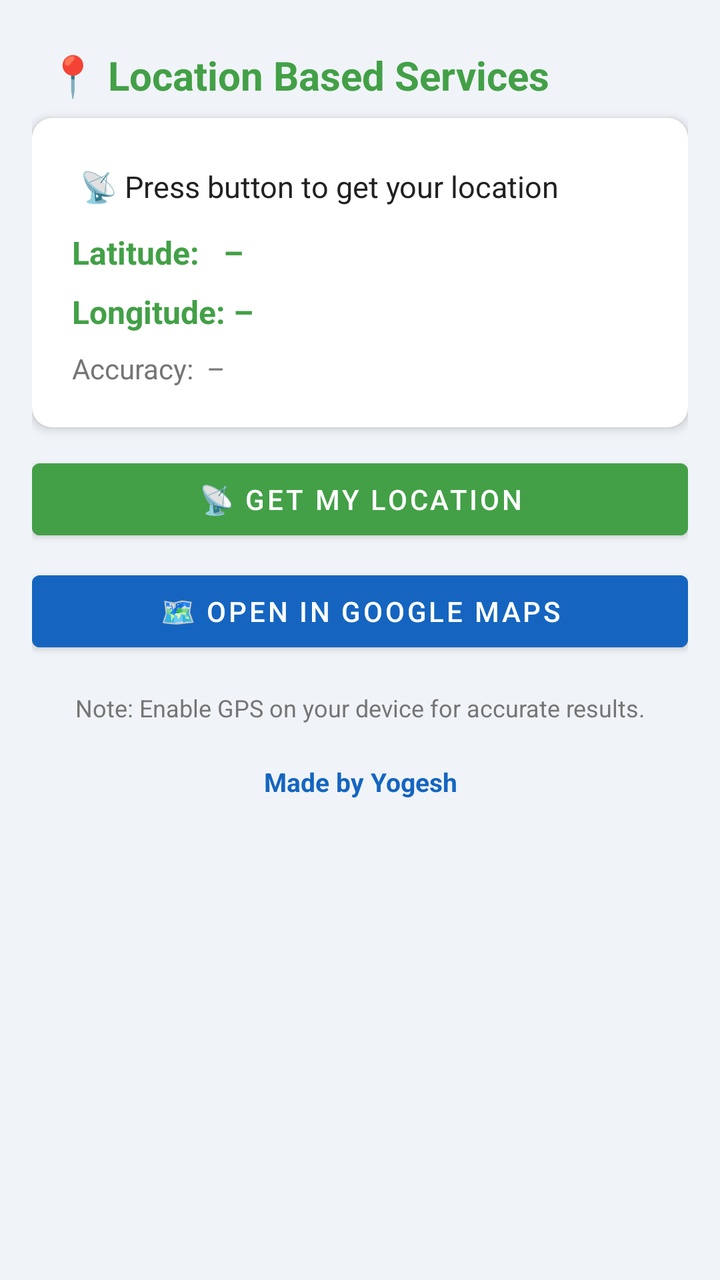
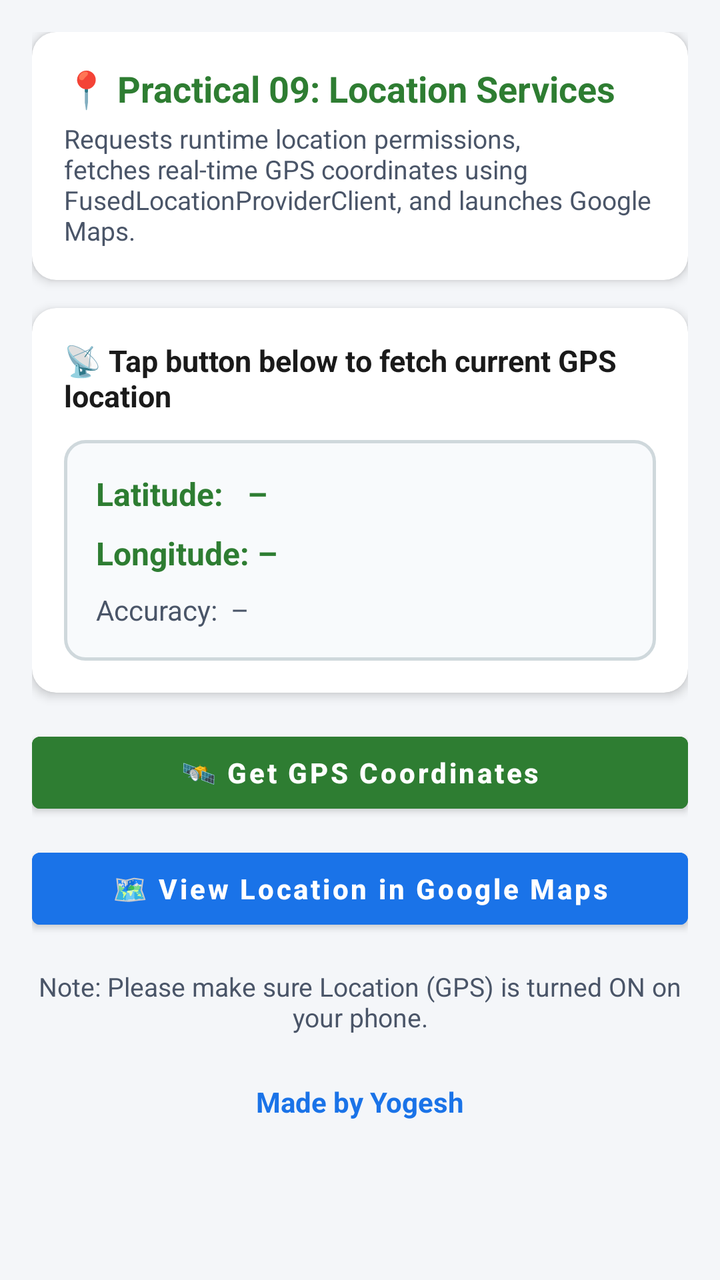

Two renders of the same Android screen: before a commit and after it. Below are the layout's source before the change and the commit's diff.
<!-- AndroidManifest.xml: application theme Theme.AndroidLabPracticals -->
<!-- res/layout/activity_location.xml -->
<?xml version="1.0" encoding="utf-8"?>
<ScrollView xmlns:android="http://schemas.android.com/apk/res/android"
    android:layout_width="match_parent"
    android:layout_height="match_parent"
    android:background="@color/dashboard_bg">

    <LinearLayout
        android:layout_width="match_parent"
        android:layout_height="wrap_content"
        android:orientation="vertical"
        android:padding="16dp">

        <TextView
            android:layout_width="match_parent"
            android:layout_height="wrap_content"
            android:text="📍 Location Based Services"
            android:textSize="20sp"
            android:textStyle="bold"
            android:textColor="@color/p9_color"
            android:padding="8dp" />

        
        <androidx.cardview.widget.CardView
            xmlns:app="http://schemas.android.com/apk/res-auto"
            android:layout_width="match_parent"
            android:layout_height="wrap_content"
            android:layout_marginBottom="12dp"
            app:cardCornerRadius="10dp"
            app:cardElevation="3dp">
            <LinearLayout android:layout_width="match_parent" android:layout_height="wrap_content"
                android:orientation="vertical" android:padding="16dp">

                <TextView android:id="@+id/tv_location_status"
                    android:layout_width="match_parent" android:layout_height="wrap_content"
                    android:text="📡 Press button to get your location"
                    android:textSize="15sp" android:textColor="@color/text_primary"
                    android:padding="8dp" />

                <TextView android:id="@+id/tv_latitude"
                    android:layout_width="match_parent" android:layout_height="wrap_content"
                    android:text="Latitude:   –"
                    android:textSize="16sp" android:textColor="@color/p9_color"
                    android:textStyle="bold" android:padding="4dp" />

                <TextView android:id="@+id/tv_longitude"
                    android:layout_width="match_parent" android:layout_height="wrap_content"
                    android:text="Longitude: –"
                    android:textSize="16sp" android:textColor="@color/p9_color"
                    android:textStyle="bold" android:padding="4dp" />

                <TextView android:id="@+id/tv_accuracy"
                    android:layout_width="match_parent" android:layout_height="wrap_content"
                    android:text="Accuracy:  –"
                    android:textSize="14sp" android:textColor="@color/text_secondary"
                    android:padding="4dp" />
            </LinearLayout>
        </androidx.cardview.widget.CardView>

        <Button
            android:id="@+id/btn_get_location"
            android:layout_width="match_parent"
            android:layout_height="wrap_content"
            android:text="📡 Get My Location"
            android:backgroundTint="@color/p9_color"
            android:layout_marginBottom="8dp" />

        <Button
            android:id="@+id/btn_open_maps"
            android:layout_width="match_parent"
            android:layout_height="wrap_content"
            android:text="🗺️ Open in Google Maps"
            android:backgroundTint="@color/colorPrimary"
            android:layout_marginBottom="16dp" />

        <TextView
            android:layout_width="match_parent"
            android:layout_height="wrap_content"
            android:text="Note: Enable GPS on your device for accurate results."
            android:textSize="12sp"
            android:textColor="@color/text_secondary"
            android:gravity="center"
            android:layout_marginBottom="8dp" />

        <TextView
            android:layout_width="match_parent"
            android:layout_height="wrap_content"
            android:text="Made by Yogesh"
            android:textColor="@color/colorPrimary"
            android:textSize="13sp"
            android:textStyle="bold"
            android:gravity="center"
            android:padding="12dp" />

    </LinearLayout>
</ScrollView>
<!-- resources referenced by this layout -->
<resources>
  <color name="colorPrimary">#1565C0</color>
  <color name="dashboard_bg">#F0F4F8</color>
  <color name="p9_color">#43A047</color>
  <color name="text_primary">#212121</color>
  <color name="text_secondary">#757575</color>
  <style name="Theme.AndroidLabPracticals" parent="Theme.MaterialComponents.DayNight.DarkActionBar">
          <item name="colorPrimary">@color/colorPrimary</item>
          <item name="colorPrimaryVariant">@color/colorPrimaryDark</item>
          <item name="colorOnPrimary">@color/white</item>
          <item name="colorSecondary">@color/colorAccent</item>
          <item name="colorOnSecondary">@color/white</item>
          <item name="android:statusBarColor">@color/colorPrimaryDark</item>
      </style>
  <color name="colorPrimaryDark">#0D47A1</color>
  <color name="white">#FFFFFF</color>
  <color name="colorAccent">#FF6F00</color>
</resources>

<!-- the commit's change to res/layout/activity_location.xml (unified diff, before → after) -->
@@ -1,5 +1,6 @@
 <?xml version="1.0" encoding="utf-8"?>
 <ScrollView xmlns:android="http://schemas.android.com/apk/res/android"
+    xmlns:app="http://schemas.android.com/apk/res-auto"
     android:layout_width="match_parent"
     android:layout_height="match_parent"
     android:background="@color/dashboard_bg">
@@ -10,49 +11,100 @@
         android:orientation="vertical"
         android:padding="16dp">
 
-        <TextView
+        
+        <androidx.cardview.widget.CardView
             android:layout_width="match_parent"
             android:layout_height="wrap_content"
-            android:text="📍 Location Based Services"
-            android:textSize="20sp"
-            android:textStyle="bold"
-            android:textColor="@color/p9_color"
-            android:padding="8dp" />
+            android:layout_marginBottom="14dp"
+            app:cardCornerRadius="12dp"
+            app:cardElevation="3dp"
+            app:cardBackgroundColor="@color/card_bg">
+
+            <LinearLayout
+                android:layout_width="match_parent"
+                android:layout_height="wrap_content"
+                android:orientation="vertical"
+                android:padding="16dp">
+
+                <TextView
+                    android:layout_width="wrap_content"
+                    android:layout_height="wrap_content"
+                    android:text="📍 Practical 09: Location Services"
+                    android:textSize="18sp"
+                    android:textStyle="bold"
+                    android:textColor="@color/p9_color" />
+
+                <TextView
+                    android:layout_width="wrap_content"
+                    android:layout_height="wrap_content"
+                    android:text="Requests runtime location permissions, fetches real-time GPS coordinates using FusedLocationProviderClient, and launches Google Maps."
+                    android:textSize="13sp"
+                    android:textColor="@color/text_secondary"
+                    android:layout_marginTop="4dp" />
+            </LinearLayout>
+        </androidx.cardview.widget.CardView>
 
         
         <androidx.cardview.widget.CardView
-            xmlns:app="http://schemas.android.com/apk/res-auto"
             android:layout_width="match_parent"
             android:layout_height="wrap_content"
-            android:layout_marginBottom="12dp"
-            app:cardCornerRadius="10dp"
-            app:cardElevation="3dp">
-            <LinearLayout android:layout_width="match_parent" android:layout_height="wrap_content"
-                android:orientation="vertical" android:padding="16dp">
+            android:layout_marginBottom="16dp"
+            app:cardCornerRadius="12dp"
+            app:cardElevation="3dp"
+            app:cardBackgroundColor="@color/card_bg">
 
-                <TextView android:id="@+id/tv_location_status"
-                    android:layout_width="match_parent" android:layout_height="wrap_content"
-                    android:text="📡 Press button to get your location"
-                    android:textSize="15sp" android:textColor="@color/text_primary"
-                    android:padding="8dp" />
+            <LinearLayout
+                android:layout_width="match_parent"
+                android:layout_height="wrap_content"
+                android:orientation="vertical"
+                android:padding="16dp">
 
-                <TextView android:id="@+id/tv_latitude"
-                    android:layout_width="match_parent" android:layout_height="wrap_content"
-                    android:text="Latitude:   –"
-                    android:textSize="16sp" android:textColor="@color/p9_color"
-                    android:textStyle="bold" android:padding="4dp" />
+                <TextView
+                    android:id="@+id/tv_location_status"
+                    android:layout_width="match_parent"
+                    android:layout_height="wrap_content"
+                    android:text="📡 Tap button below to fetch current GPS location"
+                    android:textSize="15sp"
+                    android:textStyle="bold"
+                    android:textColor="@color/text_primary"
+                    android:layout_marginBottom="12dp" />
 
-                <TextView android:id="@+id/tv_longitude"
-                    android:layout_width="match_parent" android:layout_height="wrap_content"
-                    android:text="Longitude: –"
-                    android:textSize="16sp" android:textColor="@color/p9_color"
-                    android:textStyle="bold" android:padding="4dp" />
+                <LinearLayout
+                    android:layout_width="match_parent"
+                    android:layout_height="wrap_content"
+                    android:orientation="vertical"
+                    android:background="@drawable/bg_saved_data"
+                    android:padding="12dp">
 
-                <TextView android:id="@+id/tv_accuracy"
-                    android:layout_width="match_parent" android:layout_height="wrap_content"
-                    android:text="Accuracy:  –"
-                    android:textSize="14sp" android:textColor="@color/text_secondary"
-                    android:padding="4dp" />
+                    <TextView
+                        android:id="@+id/tv_latitude"
+                        android:layout_width="match_parent"
+                        android:layout_height="wrap_content"
+                        android:text="Latitude:   –"
+                        android:textSize="16sp"
+                        android:textColor="@color/p9_color"
+                        android:textStyle="bold"
+                        android:padding="4dp" />
+
+                    <TextView
+                        android:id="@+id/tv_longitude"
+                        android:layout_width="match_parent"
+                        android:layout_height="wrap_content"
+                        android:text="Longitude: –"
+                        android:textSize="16sp"
+                        android:textColor="@color/p9_color"
+                        android:textStyle="bold"
+                        android:padding="4dp" />
+
+                    <TextView
+                        android:id="@+id/tv_accuracy"
+                        android:layout_width="match_parent"
+                        android:layout_height="wrap_content"
+                        android:text="Accuracy:  –"
+                        android:textSize="14sp"
+                        android:textColor="@color/text_secondary"
+                        android:padding="4dp" />
+                </LinearLayout>
             </LinearLayout>
         </androidx.cardview.widget.CardView>
 
@@ -60,33 +112,39 @@
             android:id="@+id/btn_get_location"
             android:layout_width="match_parent"
             android:layout_height="wrap_content"
-            android:text="📡 Get My Location"
+            android:text="🛰️ Get GPS Coordinates"
+            android:textAllCaps="false"
+            android:textStyle="bold"
+            android:textColor="@color/white"
             android:backgroundTint="@color/p9_color"
-            android:layout_marginBottom="8dp" />
+            android:layout_marginBottom="10dp" />
 
         <Button
             android:id="@+id/btn_open_maps"
             android:layout_width="match_parent"
             android:layout_height="wrap_content"
-            android:text="🗺️ Open in Google Maps"
+            android:text="🗺️ View Location in Google Maps"
+            android:textAllCaps="false"
+            android:textStyle="bold"
+            android:textColor="@color/white"
             android:backgroundTint="@color/colorPrimary"
             android:layout_marginBottom="16dp" />
 
         <TextView
             android:layout_width="match_parent"
             android:layout_height="wrap_content"
-            android:text="Note: Enable GPS on your device for accurate results."
-            android:textSize="12sp"
+            android:text="Note: Please make sure Location (GPS) is turned ON on your phone."
+            android:textSize="13sp"
             android:textColor="@color/text_secondary"
             android:gravity="center"
-            android:layout_marginBottom="8dp" />
+            android:layout_marginBottom="12dp" />
 
         <TextView
             android:layout_width="match_parent"
             android:layout_height="wrap_content"
             android:text="Made by Yogesh"
             android:textColor="@color/colorPrimary"
-            android:textSize="13sp"
+            android:textSize="14sp"
             android:textStyle="bold"
             android:gravity="center"
             android:padding="12dp" />
<!-- resource entries referenced after the edit -->
@@ -1,20 +1,52 @@
 <!-- resources referenced by this layout -->
 <resources>
-  <color name="colorPrimary">#1565C0</color>
-  <color name="dashboard_bg">#F0F4F8</color>
-  <color name="p9_color">#43A047</color>
-  <color name="text_primary">#212121</color>
-  <color name="text_secondary">#757575</color>
-  <style name="Theme.AndroidLabPracticals" parent="Theme.MaterialComponents.DayNight.DarkActionBar">
+  <color name="card_bg">#FFFFFF</color>
+  <color name="colorPrimary">#1A73E8</color>
+  <color name="dashboard_bg">#F4F6F9</color>
+  <color name="p9_color">#2E7D32</color>
+  <color name="text_primary">#1A1A1A</color>
+  <color name="text_secondary">#4A5568</color>
+  <style name="Theme.AndroidLabPracticals" parent="Theme.MaterialComponents.Light.DarkActionBar">
+          
           <item name="colorPrimary">@color/colorPrimary</item>
           <item name="colorPrimaryVariant">@color/colorPrimaryDark</item>
           <item name="colorOnPrimary">@color/white</item>
+          
           <item name="colorSecondary">@color/colorAccent</item>
           <item name="colorOnSecondary">@color/white</item>
+          
           <item name="android:statusBarColor">@color/colorPrimaryDark</item>
+  
+          
+          <item name="android:textColor">@color/text_primary</item>
+          <item name="android:textColorPrimary">@color/text_primary</item>
+          <item name="android:textColorSecondary">@color/text_secondary</item>
+          <item name="android:editTextColor">@color/text_primary</item>
+          <item name="android:textColorHint">@color/text_hint</item>
+  
+          
+          <item name="android:windowBackground">@color/dashboard_bg</item>
+          <item name="colorSurface">@color/card_bg</item>
+          <item name="colorOnSurface">@color/text_primary</item>
       </style>
-  <color name="colorPrimaryDark">#0D47A1</color>
+  <color name="colorPrimaryDark">#1557B0</color>
   <color name="white">#FFFFFF</color>
-  <color name="colorAccent">#FF6F00</color>
+  <!-- drawable bg_saved_data (drawable) -->
+  <?xml version="1.0" encoding="utf-8"?>
+  <shape xmlns:android="http://schemas.android.com/apk/res/android"
+      android:shape="rectangle">
+      <solid android:color="#F8FAFC" />
+      <stroke
+          android:width="1.5dp"
+          android:color="#CFD8DC" />
+      <corners android:radius="10dp" />
+      <padding
+          android:bottom="14dp"
+          android:left="14dp"
+          android:right="14dp"
+          android:top="14dp" />
+  </shape>
+  <color name="colorAccent">#FF6D00</color>
+  <color name="text_hint">#718096</color>
 </resources>
 
